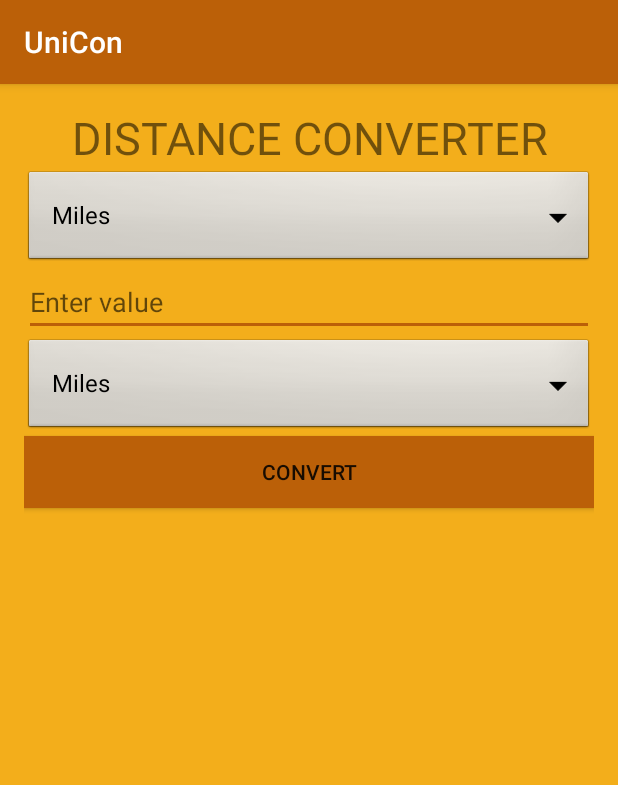
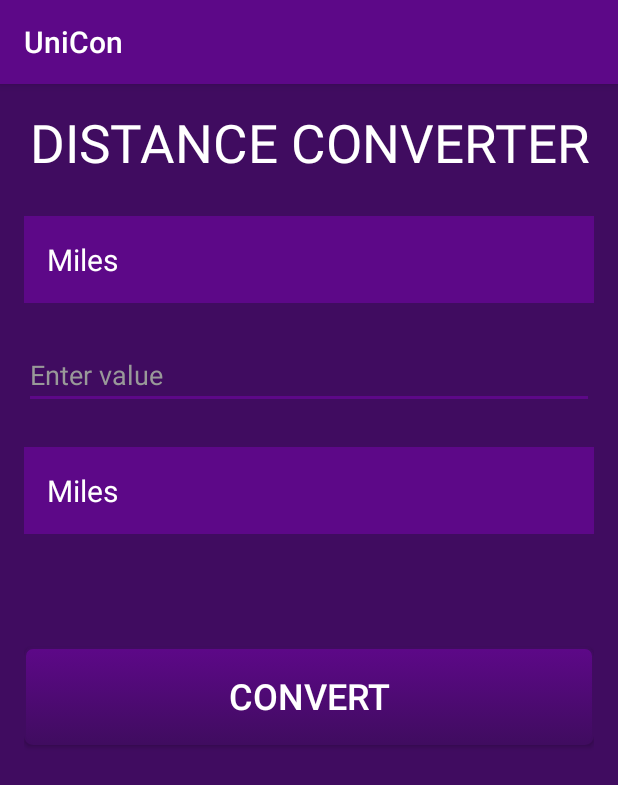
Before and after one commit to kjavorek/UniCon, an Android app: the screen it shows after launch (ConvertDistanceAndWeight), after a tap on an icon or button, on a phone screen of 412 x 824 dp. Shown: the top 785 px of the screen. Run offline under Robolectric (Android 15) with nearby library versions, the phone set to English and light mode, and no system bars.

Commit message:
Added show result functionalities for distance and weight

```diff
--- a/app/src/main/AndroidManifest.xml
+++ b/app/src/main/AndroidManifest.xml
@@ -20,7 +20,10 @@
             android:theme="@style/GoldTheme" />
         <activity
             android:name=".ConvertDistanceAndWeight"
-            android:theme="@style/GoldTheme" />
+            android:theme="@style/PurpleTheme" />
+        <activity
+            android:name=".ShowResult"
+            android:theme="@style/GoldTheme"></activity>
     </application>
 
 </manifest>
--- a/app/src/main/java/hr/ferit/kristinajavorek/unicon/ConvertDistanceAndWeight.java
+++ b/app/src/main/java/hr/ferit/kristinajavorek/unicon/ConvertDistanceAndWeight.java
@@ -14,13 +14,19 @@ import android.widget.TextView;
 import android.widget.Toast;
 
 public class ConvertDistanceAndWeight extends AppCompatActivity implements View.OnClickListener{
+
+    public static final String KEY_FROM = "Convert from";
+    public static final String KEY_TO = "Convert to";
+    public static final String KEY_FROM_NUM = "From value";
+    public static final String KEY_TO_NUM = "To value";
+
     TextView tvConvert;
     Button bConvert;
     EditText etConvert;
     Spinner spinner1, spinner2;
     String[] spinner;
     ArrayAdapter<String> adapter;
-    String inputData, selected1, selected2, result;
+    String inputData, num, selected1, selected2, result;
     Double numberForConvert;
     @Override
     protected void onCreate(Bundle savedInstanceState) {
@@ -48,20 +54,28 @@ public class ConvertDistanceAndWeight extends AppCompatActivity implements View.
             tvConvert.setText(inputData +" CONVERTER");
             spinner = res.getStringArray(R.array.spinnerWeight);
         }
-        adapter = new ArrayAdapter<String>(this, android.R.layout.simple_spinner_dropdown_item, spinner);
+        adapter = new ArrayAdapter<String>(this, R.layout.spinner_item, spinner);
+        adapter.setDropDownViewResource(R.layout.spinner_dropdown_item);
         spinner1.setAdapter(adapter);
         spinner2.setAdapter(adapter);
     }
     @Override
     public void onClick(View view) {
         if(etConvert.getText().toString().matches("")){
-            Toast.makeText(this, "You did not enter a value", Toast.LENGTH_SHORT).show();
+            Toast.makeText(this, "Please enter a value", Toast.LENGTH_SHORT).show();
         }else {
             selected1 = spinner1.getSelectedItem().toString();
             selected2 = spinner2.getSelectedItem().toString();
             numberForConvert = Double.parseDouble(etConvert.getText().toString());
+            num = numberForConvert.toString();
             convert();
-            Toast.makeText(this, result, Toast.LENGTH_SHORT).show();
+            Intent resultIntent = new Intent();
+            resultIntent.setClass(getApplicationContext(), ShowResult.class);
+            resultIntent.putExtra(KEY_FROM, selected1);
+            resultIntent.putExtra(KEY_TO, selected2);
+            resultIntent.putExtra(KEY_FROM_NUM, num);
+            resultIntent.putExtra(KEY_TO_NUM, result);
+            this.startActivity(resultIntent);
         }
     }
     public void convert(){
--- /dev/null
+++ b/app/src/main/res/drawable/button_selector.xml
@@ -0,0 +1,17 @@
+<?xml version="1.0" encoding="utf-8"?>
+<selector xmlns:android="http://schemas.android.com/apk/res/android">
+    <item android:state_pressed="true" >
+        <shape android:shape="rectangle"  >
+            <corners android:radius="5dp" />
+            <stroke android:width="1dip" android:color="@color/dark_purple" />
+            <solid android:color="@color/light_purple"/>
+        </shape>
+    </item>
+    <item>
+        <shape android:shape="rectangle"  >
+            <corners android:radius="5dp" />
+            <stroke android:width="1dip" android:color="@color/dark_purple" />
+            <gradient android:angle="-90" android:startColor="@color/light_purple" android:endColor="@color/dark_purple" />
+        </shape>
+    </item>
+</selector>
--- a/app/src/main/res/layout/activity_convert_distance_and_weight.xml
+++ b/app/src/main/res/layout/activity_convert_distance_and_weight.xml
@@ -3,7 +3,7 @@
     android:orientation="vertical"
     android:layout_width="match_parent"
     android:layout_height="match_parent"
-    android:background="@color/light_orange"
+    android:background="@color/dark_purple"
     android:paddingLeft="@dimen/l_r_padding"
     android:paddingRight="@dimen/l_r_padding">
     <TextView
@@ -12,29 +12,39 @@
         android:layout_height="wrap_content"
         android:gravity="top|center"
         android:textSize="@dimen/text_size"
-        android:layout_marginTop="@dimen/text_margin"/>
+        android:layout_marginTop="@dimen/text_margin"
+        android:textColor="@color/white"
+        android:layout_marginBottom="@dimen/button_space"/>
     <Spinner
         android:id="@+id/spinner1"
         android:layout_width="match_parent"
         android:layout_height="wrap_content"
-        android:background="@android:drawable/btn_dropdown"
-        android:spinnerMode="dropdown"/>
+        android:background="@color/light_purple"
+        android:spinnerMode="dropdown"
+        android:layout_marginBottom="@dimen/button_space"/>
     <EditText
         android:id="@+id/etConvert"
         android:layout_width="match_parent"
         android:layout_height="wrap_content"
         android:inputType="numberDecimal"
-        android:hint="Enter value"/>
+        android:hint="Enter value"
+        android:textColorHint="@color/light_gray"
+        android:textColor="@color/white"
+        android:layout_marginBottom="@dimen/button_space"/>
     <Spinner
         android:id="@+id/spinner2"
         android:layout_width="match_parent"
         android:layout_height="wrap_content"
-        android:background="@android:drawable/btn_dropdown"/>
+        android:background="@color/light_purple"
+        android:layout_marginBottom="@dimen/button_space"/>
     <Button
         android:id="@+id/bConvert"
         android:layout_width="match_parent"
-        android:layout_height="wrap_content"
+        android:layout_height="@dimen/button_size"
         android:layout_gravity="center"
         android:text="@string/convert"
-        android:background="@color/dark_orange"/>
+        android:background="@drawable/button_selector"
+        android:textColor="@color/white"
+        android:textSize="@dimen/button_text_size"
+        android:layout_marginTop="@dimen/button_top_margin" />
 </LinearLayout>
--- /dev/null
+++ b/app/src/main/res/layout/spinner_item.xml
@@ -0,0 +1,8 @@
+<?xml version="1.0" encoding="utf-8"?>
+<TextView xmlns:android="http://schemas.android.com/apk/res/android"
+    android:id="@android:id/text1"
+    android:layout_width="match_parent"
+    android:layout_height="wrap_content"
+    android:textSize="@dimen/spinner"
+    android:padding="@dimen/spinner_dropdown"
+    android:textColor="@color/white" />
--- a/app/src/main/res/values/colors.xml
+++ b/app/src/main/res/values/colors.xml
@@ -12,4 +12,11 @@
     <color name="light_pink">#c71585</color>
     <color name="dark_blue">#2f6699</color>
     <color name="light_blue">#449def</color>
+    <color name="light_matPink">#e1bea6</color>
+    <color name="dark_matPink">#8b4f5f</color>
+    <color name="dark_purple">#400c60</color>
+    <color name="light_purple">#5d0888</color>
+    <color name="white">#fff</color>
+    <color name="light_gray">#999</color>
+    <color name="gray">#ccc</color>
 </resources>
--- a/app/src/main/res/values/dimens.xml
+++ b/app/src/main/res/values/dimens.xml
@@ -4,7 +4,15 @@
     <dimen name="activity_vertical_margin">16dp</dimen>
     <dimen name="button_height">130dp</dimen>
     <dimen name="button_margin">8dp</dimen>
-    <dimen name="text_size">30dp</dimen>
+    <dimen name="text_size">35dp</dimen>
     <dimen name="text_margin">15dp</dimen>
     <dimen name="l_r_padding">16dp</dimen>
+    <dimen name="spinner">20sp</dimen>
+    <dimen name="spinner_dropdown">15sp</dimen>
+    <dimen name="spinner_height">50sp</dimen>
+    <dimen name="button_space">25sp</dimen>
+    <dimen name="button_top_margin">50sp</dimen>
+    <dimen name="button_text_size">24sp</dimen>
+    <dimen name="button_size">65sp</dimen>
+    <dimen name="text_show_margin">25sp</dimen>
 </resources>
--- a/app/src/main/res/values/strings.xml
+++ b/app/src/main/res/values/strings.xml
@@ -2,6 +2,7 @@
     <string name="app_name">UniCon</string>
     <string name="bStartSecondActivityText">Next</string>
     <string name="convert">CONVERT</string>
+    <string name="equal">=</string>
     <string-array name="spinnerDistance">
         <item>Miles</item>
         <item>Kilometers</item>
--- a/app/src/main/res/values/styles.xml
+++ b/app/src/main/res/values/styles.xml
@@ -7,10 +7,17 @@
         <item name="colorPrimaryDark">@color/colorPrimaryDark</item>
         <item name="colorAccent">@color/colorAccent</item>
     </style>
-
     <style name="GoldTheme" parent="Theme.AppCompat.Light.DarkActionBar">
-        <item name="colorPrimary">@color/dark_orange</item>
+        <item name="colorPrimary">@color/dark_purple</item>
         <item name="colorPrimaryDark">@color/colorPrimaryDark</item>
-        <item name="colorAccent">@color/dark_orange</item>
+        <item name="colorAccent">@color/dark_purple</item>
+    </style>
+    <style name="PurpleTheme" parent="Theme.AppCompat.Light.DarkActionBar">
+        <item name="colorPrimary">@color/light_purple</item>
+        <item name="colorPrimaryDark">@color/colorPrimaryDark</item>
+        <item name="colorAccent">@color/light_purple</item>
+    </style>
+    <style name="mySpinnerItemStyle" parent="Base.Widget.AppCompat.Spinner">
+        <item name="android:textColor">@color/white</item>
     </style>
 </resources>
```
Also changed, not shown: app/src/main/java/hr/ferit/kristinajavorek/unicon/ShowResult.java (added, +29 -0 lines), app/src/main/res/layout/activity_show_result.xml (added, +36 -0 lines), app/src/main/res/layout/spinner_dropdown_item.xml (added, +9 -0 lines).
